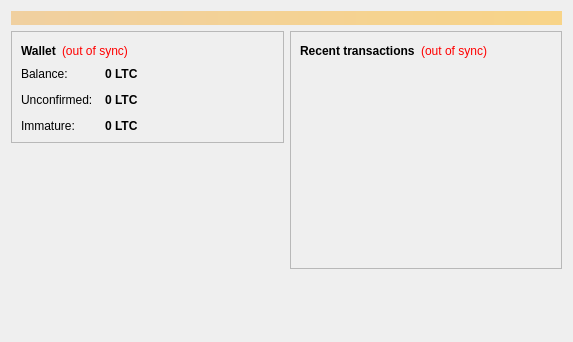
Qt form src/qt/forms/overviewpage.ui (yodacoin/123) before a commit.
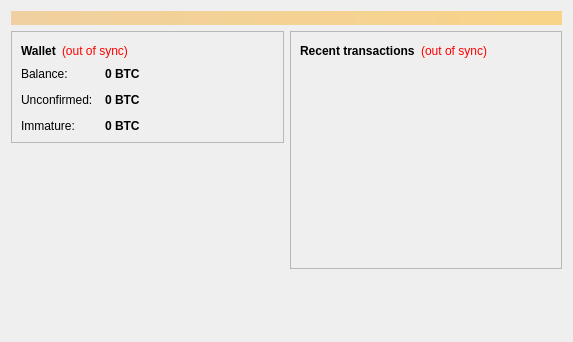
The same form after that commit.

```diff
--- a/src/qt/forms/overviewpage.ui
+++ b/src/qt/forms/overviewpage.ui
@@ -122,7 +122,7 @@
                <string>Your current balance</string>
               </property>
               <property name="text">
-               <string notr="true">0 LTC</string>
+               <string notr="true">0 BTC</string>
               </property>
               <property name="textInteractionFlags">
                <set>Qt::LinksAccessibleByMouse|Qt::TextSelectableByKeyboard|Qt::TextSelectableByMouse</set>
@@ -151,7 +151,7 @@
                <string>Total of transactions that have yet to be confirmed, and do not yet count toward the current balance</string>
               </property>
               <property name="text">
-               <string notr="true">0 LTC</string>
+               <string notr="true">0 BTC</string>
               </property>
               <property name="textInteractionFlags">
                <set>Qt::LinksAccessibleByMouse|Qt::TextSelectableByKeyboard|Qt::TextSelectableByMouse</set>
@@ -177,7 +177,7 @@
                <string>Mined balance that has not yet matured</string>
               </property>
               <property name="text">
-               <string notr="true">0 LTC</string>
+               <string notr="true">0 BTC</string>
               </property>
               <property name="textInteractionFlags">
                <set>Qt::LinksAccessibleByMouse|Qt::TextSelectableByKeyboard|Qt::TextSelectableByMouse</set>
```
Left out of the diff: 4 changed lines with no effect on the pictures.
